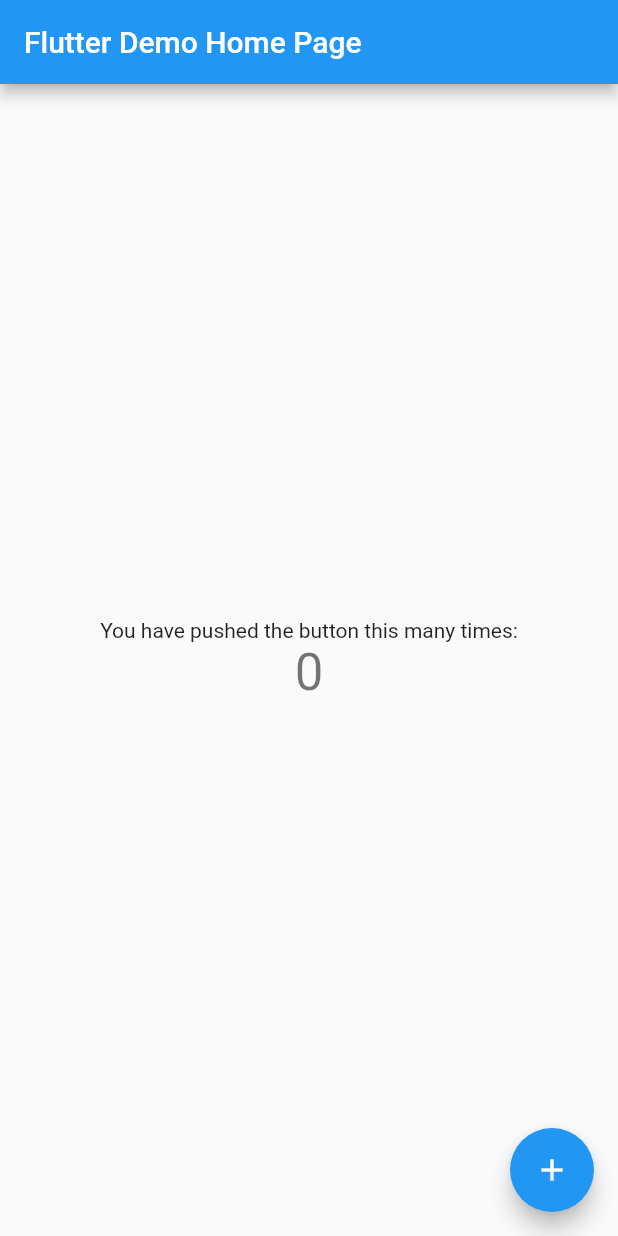
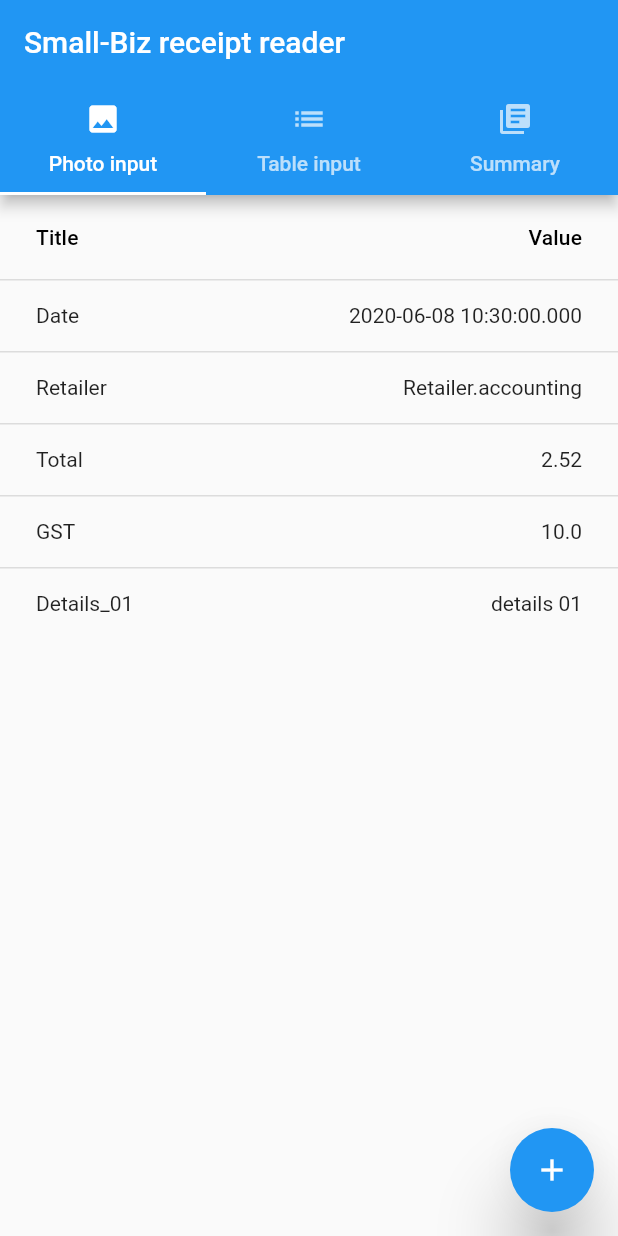
Before and after one commit to gurum77/small_biz, a Flutter app: the screen it shows after launch, on a phone screen of 412 x 824 dp. Run offline on Flutter 3.47's test engine with Material 2 defaults, Android fonts, the phone set to English and light mode, and no system bars.

Commit message:
UI 일부 만듦

```diff
--- /dev/null
+++ b/lib/PhotoInputPage.dart
@@ -0,0 +1,74 @@
+import 'package:flutter/cupertino.dart';
+import 'package:flutter/material.dart';
+import 'package:small_biz/ReceiptData.dart';
+
+class PhotoInputPage extends StatefulWidget {
+  String title;
+
+  PhotoInputPage({this.title});
+
+  @override
+  State<StatefulWidget> createState() {
+    return _PhotoInputPageState();
+  }
+}
+
+class _PhotoInputPageState extends State<PhotoInputPage> {
+  ReceiptDataHelper receiptDataHelper = ReceiptDataHelper();
+  ReceiptData receiptData = ReceiptData();
+  List<DataRow> rows = new List<DataRow>();
+
+  void AddDataRow(List<DataRow> rows, ReceiptDataType type) {
+    if (!receiptDataHelper.isVisible(type)) return;
+
+    rows.add(new DataRow(cells: [
+      DataCell(Text(receiptDataHelper.getTitle(type))),
+      DataCell(Text(receiptData.getValue(type).toString()))
+    ]));
+  }
+
+  InitRows() {
+    AddDataRow(rows, ReceiptDataType.business);
+    AddDataRow(rows, ReceiptDataType.date);
+    AddDataRow(rows, ReceiptDataType.retailer);
+    AddDataRow(rows, ReceiptDataType.retailer_01);
+    AddDataRow(rows, ReceiptDataType.gross);
+    AddDataRow(rows, ReceiptDataType.net);
+    AddDataRow(rows, ReceiptDataType.total);
+    AddDataRow(rows, ReceiptDataType.gst);
+    AddDataRow(rows, ReceiptDataType.details_01);
+    AddDataRow(rows, ReceiptDataType.details_02);
+    AddDataRow(rows, ReceiptDataType.image);
+    AddDataRow(rows, ReceiptDataType.text);
+  }
+
+  _PhotoInputPageState() {
+    InitRows();
+  }
+
+  @override
+  Widget build(BuildContext context) {
+    return MaterialApp(
+        title: 'PhotoInput',
+        home: Scaffold(
+          body: Container(
+              // decoration: BoxDecoration(
+              //     image: DecorationImage(
+              //         image: AssetImage('images/sample_receipt.jpg'),
+              //         fit: BoxFit.cover)),
+              child: Column(
+            children: <Widget>[
+              DataTable(columns: [
+                DataColumn(label: Text('Title')),
+                DataColumn(label: Text('Value'), numeric: true)
+              ], rows: this.rows),
+            ],
+          )),
+          floatingActionButton: FloatingActionButton(
+            onPressed: null,
+            child: Icon(Icons.add),
+            elevation: 20,
+          ),
+        ));
+  }
+}
--- /dev/null
+++ b/lib/ReceiptData.dart
@@ -0,0 +1,169 @@
+// receipt data 한줄에 대한 클래스 정의
+import 'package:flutter/material.dart';
+
+enum Business { kchefs, kcleaners }
+
+enum Retailer {
+  ingredient,
+  pertrol,
+  car_repair,
+  car_insurance,
+  registration,
+  gov,
+  accounting,
+  margeting,
+  drink,
+  packing,
+  office,
+  general_expanse,
+  cleaning_chemical,
+  fix_reno,
+  material,
+  tools,
+  equipment,
+  marketing,
+  electricity,
+  gas,
+  rent,
+  restraurant_insurence,
+  cleaning_insurence,
+  wage,
+  super_,
+  training_fund,
+  work_cover,
+  sa_water,
+  phone,
+  bank_fee,
+  security_fire,
+  contract
+}
+
+enum ReceiptDataType {
+  business,
+  date,
+  retailer,
+  retailer_01,
+  gross,
+  net,
+  total,
+  gst,
+  details_01,
+  details_02,
+  image,
+  text,
+  count
+}
+
+class ReceiptDataHelper {
+  var visibles = new Map();
+  var titles = new Map();
+
+  bool isVisible(ReceiptDataType type) {
+    return visibles[type.toString()];
+  }
+
+  String getTitle(ReceiptDataType type) {
+    return titles[type.toString()];
+  }
+
+  ReceiptDataHelper() {
+    visibles[ReceiptDataType.business.toString()] = false;
+    visibles[ReceiptDataType.date.toString()] = true;
+    visibles[ReceiptDataType.retailer.toString()] = true;
+    visibles[ReceiptDataType.retailer_01.toString()] = false;
+    visibles[ReceiptDataType.gross.toString()] = false;
+    visibles[ReceiptDataType.net.toString()] = false;
+    visibles[ReceiptDataType.total.toString()] = true;
+    visibles[ReceiptDataType.gst.toString()] = true;
+    visibles[ReceiptDataType.details_01.toString()] = true;
+    visibles[ReceiptDataType.details_02.toString()] = false;
+    visibles[ReceiptDataType.image.toString()] = false;
+    visibles[ReceiptDataType.text.toString()] = false;
+
+    titles[ReceiptDataType.business.toString()] = 'Business';
+    titles[ReceiptDataType.date.toString()] = 'Date';
+    titles[ReceiptDataType.retailer.toString()] = 'Retailer';
+    titles[ReceiptDataType.retailer_01.toString()] = 'Retailer_01';
+    titles[ReceiptDataType.gross.toString()] = 'Gross';
+    titles[ReceiptDataType.net.toString()] = 'Net';
+    titles[ReceiptDataType.total.toString()] = 'Total';
+    titles[ReceiptDataType.gst.toString()] = 'GST';
+    titles[ReceiptDataType.details_01.toString()] = 'Details_01';
+    titles[ReceiptDataType.details_02.toString()] = 'Details_02';
+    titles[ReceiptDataType.image.toString()] = 'Image';
+    titles[ReceiptDataType.text.toString()] = 'Text';
+  }
+}
+
+class ReceiptData {
+  ReceiptData() {
+    this.business = Business.kchefs;
+    this.date = DateTime.now();
+    this.retailer = Retailer.accounting;
+    this.retailer2 = 'Retailer2';
+    this.gross = 10.0;
+    this.net = 1;
+    this.total = 2.52;
+    this.gst  = 10;
+    this.details_01 = 'details 01';
+    this.details_02 = 'details 02';
+  }
+
+  // ReceiptData({this._business, this._date, this._retailer, this._retailer2, this._gross, this._net, this._details_01, this._details_02, this._image, this._text});
+
+  Business business;
+  DateTime date;
+  Retailer retailer;
+  String retailer2;
+  double gross;
+  int net;
+  double total;
+  double gst;
+  String details_01;
+  String details_02;
+  Image image;
+  String text;
+
+  getValue(ReceiptDataType type) {
+    switch (type) {
+      case ReceiptDataType.business:
+        return business;
+        break;
+      case ReceiptDataType.date:
+        return date;
+        break;
+      case ReceiptDataType.retailer:
+        return retailer;
+        break;
+      case ReceiptDataType.retailer_01:
+        return retailer2;
+        break;
+      case ReceiptDataType.gross:
+        return gross;
+        break;
+      case ReceiptDataType.net:
+        return net;
+        break;
+      case ReceiptDataType.gst:
+        return gst;
+        break;
+
+      case ReceiptDataType.total:
+      return total;
+      break;
+      case ReceiptDataType.details_01:
+        return details_01;
+        break;
+      case ReceiptDataType.details_02:
+        return details_02;
+        break;
+      case ReceiptDataType.image:
+        return image;
+        break;
+      case ReceiptDataType.text:
+        return text;
+        break;
+      default:
+    }
+  }
+}
--- /dev/null
+++ b/lib/TableInputPage.dart
@@ -0,0 +1,69 @@
+import 'package:flutter/cupertino.dart';
+import 'package:flutter/material.dart';
+
+import 'ReceiptData.dart';
+
+class TableInputPage extends StatefulWidget {
+  String title;
+
+  TableInputPage({this.title});
+  @override
+  State<StatefulWidget> createState() {
+    return _TableInputPageState();
+  }
+}
+
+class _TableInputPageState extends State<TableInputPage> {
+  _TableInputPageState() {
+    InitColumns();
+    InitRows();
+  }
+
+  void InitColumns() {
+    ReceiptDataType.values.forEach((element) {
+      if (element == ReceiptDataType.count) return;
+
+      columns.add(DataColumn(label: Text(receiptDataHelper.getTitle(element))));
+    });
+  }
+
+  void InitRows() {
+    for (int i = 0; i < 100; ++i) datas.add(new ReceiptData());
+
+    for (int i = 0; i < datas.length; ++i) {
+      AddDataRowByData(rows, datas[i]);
+    }
+  }
+
+  ReceiptDataHelper receiptDataHelper = ReceiptDataHelper();
+  List<ReceiptData> datas = new List<ReceiptData>();
+  List<DataRow> rows = new List<DataRow>();
+  List<DataColumn> columns = new List<DataColumn>();
+
+  void AddDataRowByData(List<DataRow> rows, ReceiptData data) {
+    List<DataCell> cells = new List<DataCell>();
+    ReceiptDataType.values.forEach((element) {
+      if (element == ReceiptDataType.count) return;
+      cells.add(DataCell(Text(data.getValue(element).toString())));
+    });
+
+    rows.add(new DataRow(cells: cells));
+  }
+
+  //  void AddDataRow(List<DataRow> rows, ReceiptData data) {
+  //   if (!receiptDataHelper.isVisible(type)) return;
+
+  //   rows.add(new DataRow(cells: [
+  //     DataCell(Text(receiptDataHelper.getTitle(type))),
+  //     DataCell(Text(receiptData.getValue(type).toString()))
+  //   ]));
+  // }
+
+  @override
+  Widget build(BuildContext context) {
+    return MaterialApp(
+        title: 'Table Input',
+        home:
+            Scaffold(body: DataTable(columns: this.columns, rows: this.rows)));
+  }
+}
--- a/lib/main.dart
+++ b/lib/main.dart
@@ -1,4 +1,6 @@
 import 'package:flutter/material.dart';
+import 'package:small_biz/TableInputPage.dart';
+import 'PhotoInputPage.dart';
 
 void main() {
   runApp(MyApp());
@@ -9,7 +11,7 @@ class MyApp extends StatelessWidget {
   @override
   Widget build(BuildContext context) {
     return MaterialApp(
-      title: 'Flutter Demo1',
+      title: 'Small-Biz',
       theme: ThemeData(
         // This is the theme of your application.
         //
@@ -26,92 +28,41 @@ class MyApp extends StatelessWidget {
         // closer together (more dense) than on mobile platforms.
         visualDensity: VisualDensity.adaptivePlatformDensity,
       ),
-      home: MyHomePage(title: 'Flutter Demo Home Page'),
+      home: DefaultTabController(
+        length: 3,
+          child: Scaffold(
+
+            appBar: AppBar(
+              title: Text('Small-Biz receipt reader'),
+              bottom:TabBar(
+                //isScrollable: true,
+                tabs: [
+                  Tab(
+                    text:'Photo input',
+                    icon: Icon(Icons.photo),
+                  ),
+                  Tab(
+                    text:'Table input',
+                    icon: Icon(Icons.list),
+                  ),
+                  Tab(
+                    text:'Summary',
+                    icon: Icon(Icons.library_books),
+                  ),
+                ]
+              ),
+            ),
+            body:TabBarView(
+              children:[
+                PhotoInputPage(title: 'PhotoInput'),
+                TableInputPage(title: 'TableInput'),
+                PhotoInputPage(title: 'Summary'),
+              ]
+
+
+            )
+          ),
+        )
     );
   }
 }
-
-class MyHomePage extends StatefulWidget {
-  MyHomePage({Key key, this.title}) : super(key: key);
-
-  // This widget is the home page of your application. It is stateful, meaning
-  // that it has a State object (defined below) that contains fields that affect
-  // how it looks.
-
-  // This class is the configuration for the state. It holds the values (in this
-  // case the title) provided by the parent (in this case the App widget) and
-  // used by the build method of the State. Fields in a Widget subclass are
-  // always marked "final".
-
-  final String title;
-
-  @override
-  _MyHomePageState createState() => _MyHomePageState();
-}
-
-class _MyHomePageState extends State<MyHomePage> {
-  int _counter = 0;
-
-  void _incrementCounter() {
-    setState(() {
-      // This call to setState tells the Flutter framework that something has
-      // changed in this State, which causes it to rerun the build method below
-      // so that the display can reflect the updated values. If we changed
-      // _counter without calling setState(), then the build method would not be
-      // called again, and so nothing would appear to happen.
-      _counter++;
-    });
-  }
-
-  @override
-  Widget build(BuildContext context) {
-    // This method is rerun every time setState is called, for instance as done
-    // by the _incrementCounter method above.
-    //
-    // The Flutter framework has been optimized to make rerunning build methods
-    // fast, so that you can just rebuild anything that needs updating rather
-    // than having to individually change instances of widgets.
-    return Scaffold(
-      appBar: AppBar(
-        // Here we take the value from the MyHomePage object that was created by
-        // the App.build method, and use it to set our appbar title.
-        title: Text(widget.title),
-      ),
-      body: Center(
-        // Center is a layout widget. It takes a single child and positions it
-        // in the middle of the parent.
-        child: Column(
-          // Column is also a layout widget. It takes a list of children and
-          // arranges them vertically. By default, it sizes itself to fit its
-          // children horizontally, and tries to be as tall as its parent.
-          //
-          // Invoke "debug painting" (press "p" in the console, choose the
-          // "Toggle Debug Paint" action from the Flutter Inspector in Android
-          // Studio, or the "Toggle Debug Paint" command in Visual Studio Code)
-          // to see the wireframe for each widget.
-          //
-          // Column has various properties to control how it sizes itself and
-          // how it positions its children. Here we use mainAxisAlignment to
-          // center the children vertically; the main axis here is the vertical
-          // axis because Columns are vertical (the cross axis would be
-          // horizontal).
-          mainAxisAlignment: MainAxisAlignment.center,
-          children: <Widget>[
-            Text(
-              'You have pushed the button this many times:',
-            ),
-            Text(
-              '$_counter',
-              style: Theme.of(context).textTheme.headline4,
-            ),
-          ],
-        ),
-      ),
-      floatingActionButton: FloatingActionButton(
-        onPressed: _incrementCounter,
-        tooltip: 'Increment',
-        child: Icon(Icons.add),
-      ), // This trailing comma makes auto-formatting nicer for build methods.
-    );
-  }
-}
--- a/pubspec.yaml
+++ b/pubspec.yaml
@@ -45,7 +45,8 @@ flutter:
   uses-material-design: true
 
   # To add assets to your application, add an assets section, like this:
-  # assets:
+  assets:
+    - images/sample_receipt.jpg
   #   - images/a_dot_burr.jpeg
   #   - images/a_dot_ham.jpeg
 
```
Also changed, not shown: images/sample_receipt.jpg (added).
